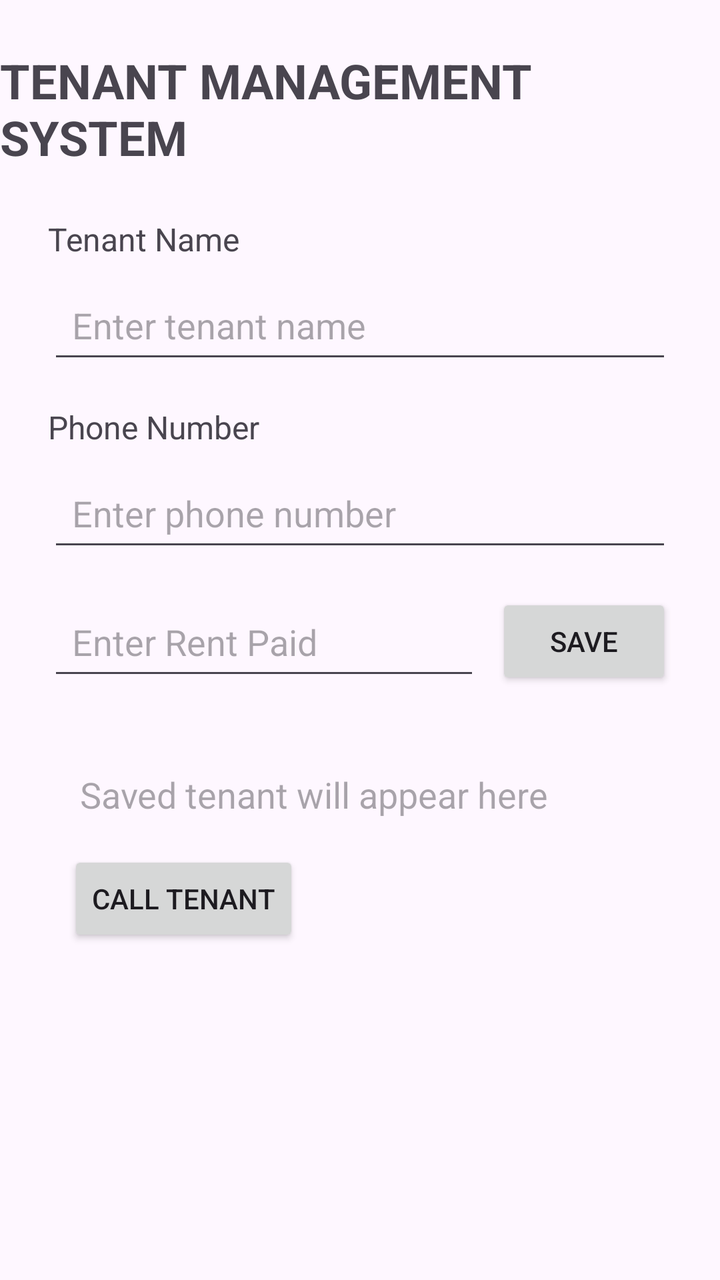
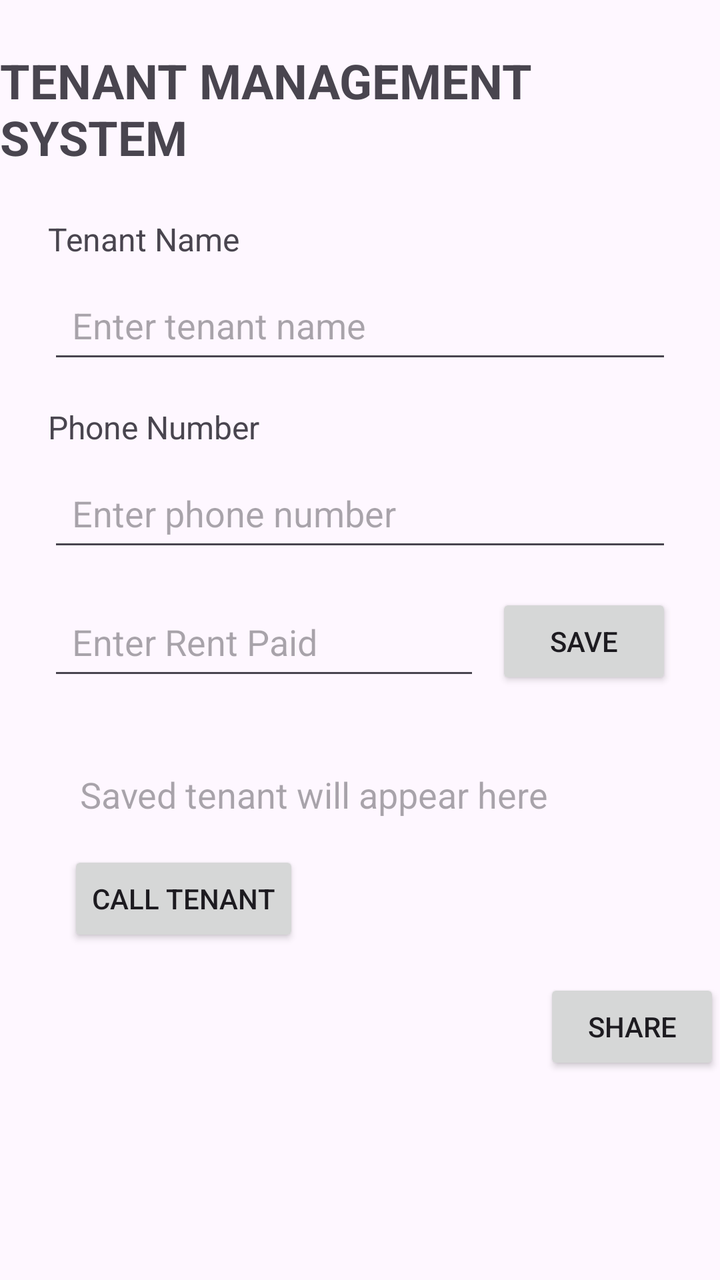

The first picture is an Android layout as it rendered before a commit; the second is the same layout after the commit. The layout source and the unified diff follow.
<!-- AndroidManifest.xml: application theme Theme.TenantsysE -->
<!-- res/layout/activity_main.xml -->
<?xml version="1.0" encoding="utf-8"?>
<layout xmlns:android="http://schemas.android.com/apk/res/android"
    xmlns:app="http://schemas.android.com/apk/res-auto">

    <data>
<variable
    name="tenant"
    type="com.example.tenantsyse.Tenant" />
    </data>

    <androidx.constraintlayout.widget.ConstraintLayout
        android:layout_width="match_parent"
        android:layout_height="match_parent">

        <TextView
            android:id="@+id/titleTextView"
            android:layout_width="wrap_content"
            android:layout_height="wrap_content"
            android:text="TENANT MANAGEMENT SYSTEM"
            android:textSize="24sp"
            android:textStyle="bold"
            android:layout_marginTop="24dp"
            app:layout_constraintTop_toTopOf="parent"
            app:layout_constraintStart_toStartOf="parent"
            app:layout_constraintEnd_toEndOf="parent" />

        <TextView
            android:id="@+id/tenantNameLabel"
            android:layout_width="wrap_content"
            android:layout_height="wrap_content"
            android:text="Tenant Name"
            android:textSize="16sp"
            android:layout_marginTop="24dp"
            android:layout_marginStart="24dp"
            app:layout_constraintTop_toBottomOf="@id/titleTextView"
            app:layout_constraintStart_toStartOf="parent" />

        <EditText
            android:id="@+id/tenantNameEditText"
            android:layout_width="0dp"
            android:layout_height="wrap_content"
            android:hint="Enter tenant name"
            android:minHeight="48dp"
            android:padding="12dp"
            android:layout_marginTop="8dp"
            android:layout_marginStart="24dp"
            android:layout_marginEnd="24dp"
            app:layout_constraintTop_toBottomOf="@id/tenantNameLabel"
            app:layout_constraintStart_toStartOf="parent"
            app:layout_constraintEnd_toEndOf="parent" />

        <TextView
            android:id="@+id/phoneLabel"
            android:layout_width="wrap_content"
            android:layout_height="wrap_content"
            android:text="Phone Number"
            android:textSize="16sp"
            android:layout_marginTop="16dp"
            android:layout_marginStart="24dp"
            app:layout_constraintTop_toBottomOf="@id/tenantNameEditText"
            app:layout_constraintStart_toStartOf="parent" />

        <EditText
            android:id="@+id/phoneEditText"
            android:layout_width="0dp"
            android:layout_height="wrap_content"
            android:hint="Enter phone number"
            android:inputType="phone"
            android:minHeight="48dp"
            android:padding="12dp"
            android:layout_marginTop="8dp"
            android:layout_marginStart="24dp"
            android:layout_marginEnd="24dp"
            app:layout_constraintTop_toBottomOf="@id/phoneLabel"
            app:layout_constraintStart_toStartOf="parent"
            app:layout_constraintEnd_toEndOf="parent" />

        <EditText
            android:id="@+id/rentEditText"
            android:layout_width="0dp"
            android:layout_height="wrap_content"
            android:hint="Enter Rent Paid"
            android:inputType="numberDecimal"
            android:minHeight="48dp"
            android:padding="12dp"
            android:layout_marginStart="24dp"
            android:layout_marginTop="16dp"
            android:layout_marginEnd="8dp"
            app:layout_constraintTop_toBottomOf="@id/phoneEditText"
            app:layout_constraintStart_toStartOf="parent"
            app:layout_constraintEnd_toStartOf="@id/saveButton" />

        <Button
            android:id="@+id/saveButton"
            android:layout_width="wrap_content"
            android:layout_height="wrap_content"
            android:text="SAVE"
            android:layout_marginEnd="24dp"
            app:layout_constraintTop_toTopOf="@id/rentEditText"
            app:layout_constraintEnd_toEndOf="parent" />

        <TextView
            android:id="@+id/tenantResultTextView"
            android:layout_width="0dp"
            android:layout_height="wrap_content"
            android:text="@{tenant.summary()}"
            android:hint="Saved tenant will appear here"
            android:textSize="18sp"
            android:padding="16dp"
            android:layout_margin="24dp"
            app:layout_constraintTop_toBottomOf="@id/rentEditText"
            app:layout_constraintStart_toStartOf="parent"
            app:layout_constraintEnd_toEndOf="parent" />



        <Button
            android:id="@+id/callButton"
            android:layout_width="wrap_content"
            android:layout_height="wrap_content"
            android:text="CALL TENANT"
            android:layout_marginStart="34dp"
            app:layout_constraintTop_toBottomOf="@id/tenantResultTextView"
            app:layout_constraintStart_toStartOf="parent" />


        <TextView
            android:id="@+id/tenantNameResultTextView"
            android:layout_width="0dp"
            android:layout_height="wrap_content"
            android:text="@{tenant.name}"
            android:textSize="20sp"
            android:textStyle="bold"
            android:layout_marginStart="24dp"
            android:layout_marginEnd="24dp"
            android:layout_marginTop="16dp"
            app:layout_constraintTop_toBottomOf="@id/callButton"
            app:layout_constraintStart_toStartOf="parent"
            app:layout_constraintEnd_toEndOf="parent" />
    </androidx.constraintlayout.widget.ConstraintLayout>
</layout>
<!-- resources referenced by this layout -->
<resources>
  <style name="Theme.TenantsysE" parent="Base.Theme.TenantsysE" />
  <style name="Base.Theme.TenantsysE" parent="Theme.Material3.DayNight.NoActionBar">
          
          
      </style>
</resources>

<!-- the commit's change to res/layout/activity_main.xml (unified diff, before → after) -->
@@ -114,14 +114,6 @@
 
 
 
-        <Button
-            android:id="@+id/callButton"
-            android:layout_width="wrap_content"
-            android:layout_height="wrap_content"
-            android:text="CALL TENANT"
-            android:layout_marginStart="34dp"
-            app:layout_constraintTop_toBottomOf="@id/tenantResultTextView"
-            app:layout_constraintStart_toStartOf="parent" />
 
 
         <TextView
@@ -137,5 +129,26 @@
             app:layout_constraintTop_toBottomOf="@id/callButton"
             app:layout_constraintStart_toStartOf="parent"
             app:layout_constraintEnd_toEndOf="parent" />
+
+
+
+        <Button
+            android:id="@+id/callButton"
+            android:layout_width="wrap_content"
+            android:layout_height="wrap_content"
+            android:text="CALL TENANT"
+            android:layout_marginStart="34dp"
+            app:layout_constraintTop_toBottomOf="@id/tenantResultTextView"
+            app:layout_constraintStart_toStartOf="parent" />
+
+        <Button
+            android:id="@+id/shareButton"
+            android:layout_width="wrap_content"
+            android:layout_height="wrap_content"
+            android:text="SHARE"
+            android:layout_marginTop="16dp"
+            app:layout_constraintTop_toBottomOf="@id/callButton"
+            app:layout_constraintEnd_toEndOf="parent" />
+
     </androidx.constraintlayout.widget.ConstraintLayout>
 </layout>
